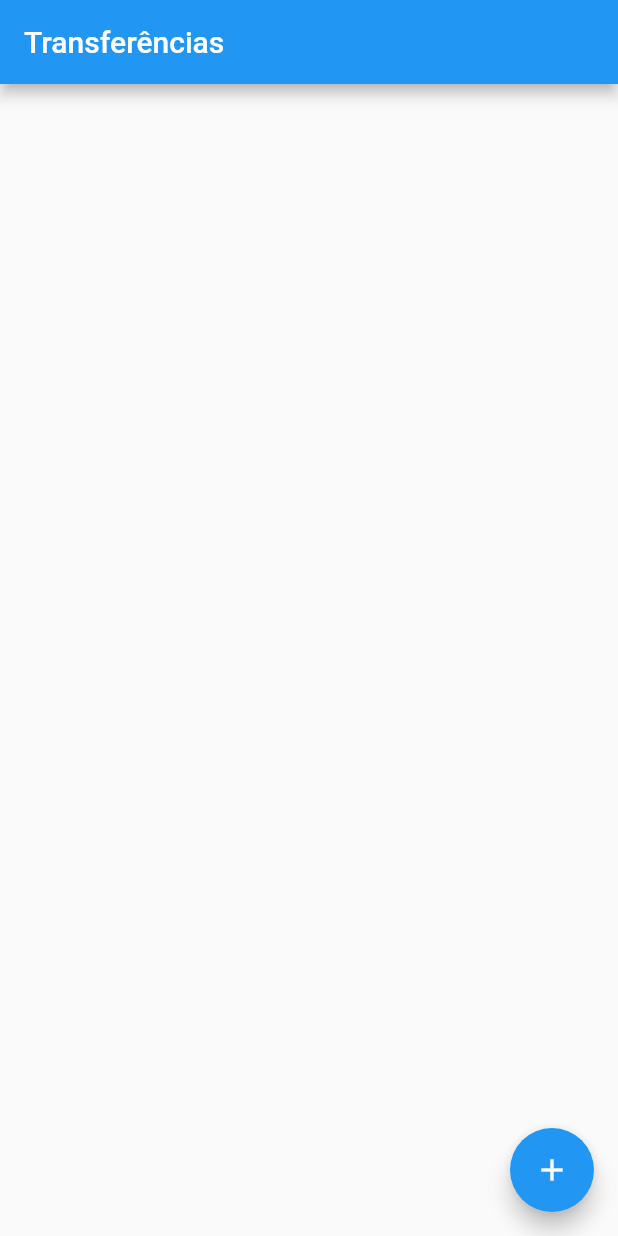
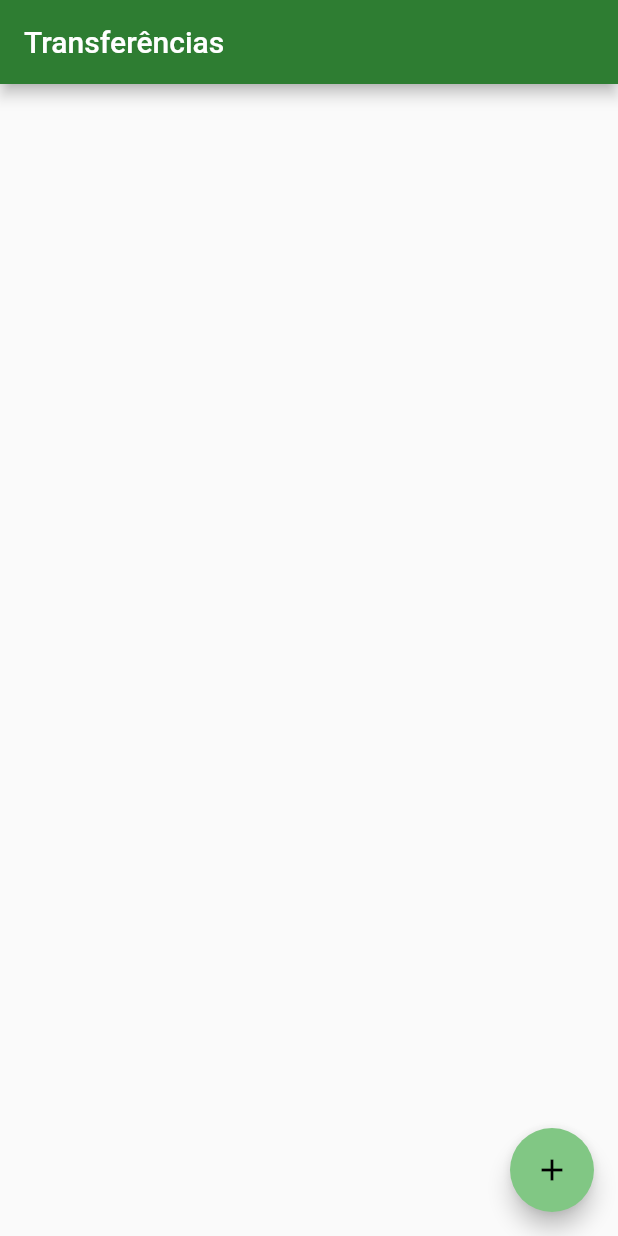
Before and after one commit to milenavms/byteBank, a Flutter app: the screen it shows after launch, on a phone screen of 412 x 824 dp. Run offline on Flutter 3.47's test engine with Material 2 defaults, Android fonts, the phone set to English and light mode, and no system bars.

Commit message:
Ajuste de tema do app

```diff
--- a/lib/main.dart
+++ b/lib/main.dart
@@ -11,9 +11,28 @@ class ByteBanckApp extends StatelessWidget {
   @override
   Widget build(BuildContext context) {
     return MaterialApp(
-      home: Scaffold(
-        body: ListaTransferencia(),
+      theme: ThemeData(
+        primaryColor: Colors.green[800],
+        accentColor: Colors
+            .green[300], //cor secundária https://material.io/resources/color/
+        //button,
+        elevatedButtonTheme: ElevatedButtonThemeData(
+            style: TextButton.styleFrom(
+          backgroundColor: Colors.green[300],
+          primary: Colors.grey[800],
+        )),
+        //input
+        inputDecorationTheme: InputDecorationTheme(
+            focusedBorder: UnderlineInputBorder(
+                borderSide: BorderSide(color: Colors.green)),
+            enabledBorder: UnderlineInputBorder(
+              borderSide: BorderSide(color: Colors.green),
+            ),
+            labelStyle: TextStyle(color: Colors.grey)),
+
+        //primarySwatch: Colors.green,
       ),
+      home: ListaTransferencia(),
     );
   }
 }
```
